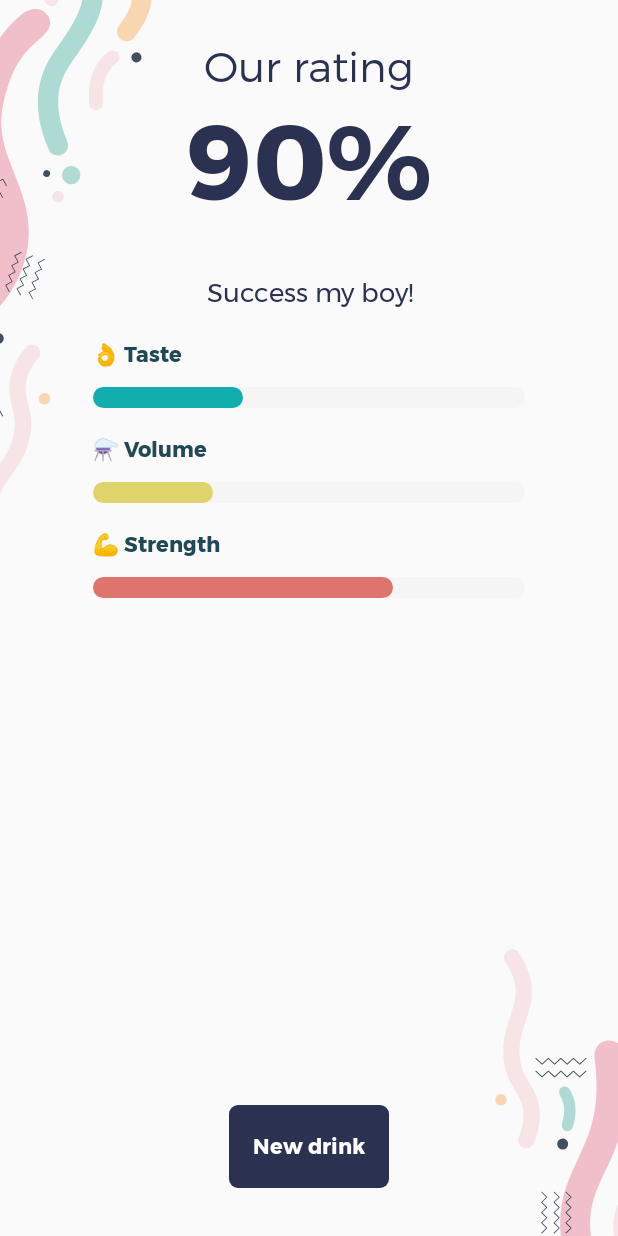
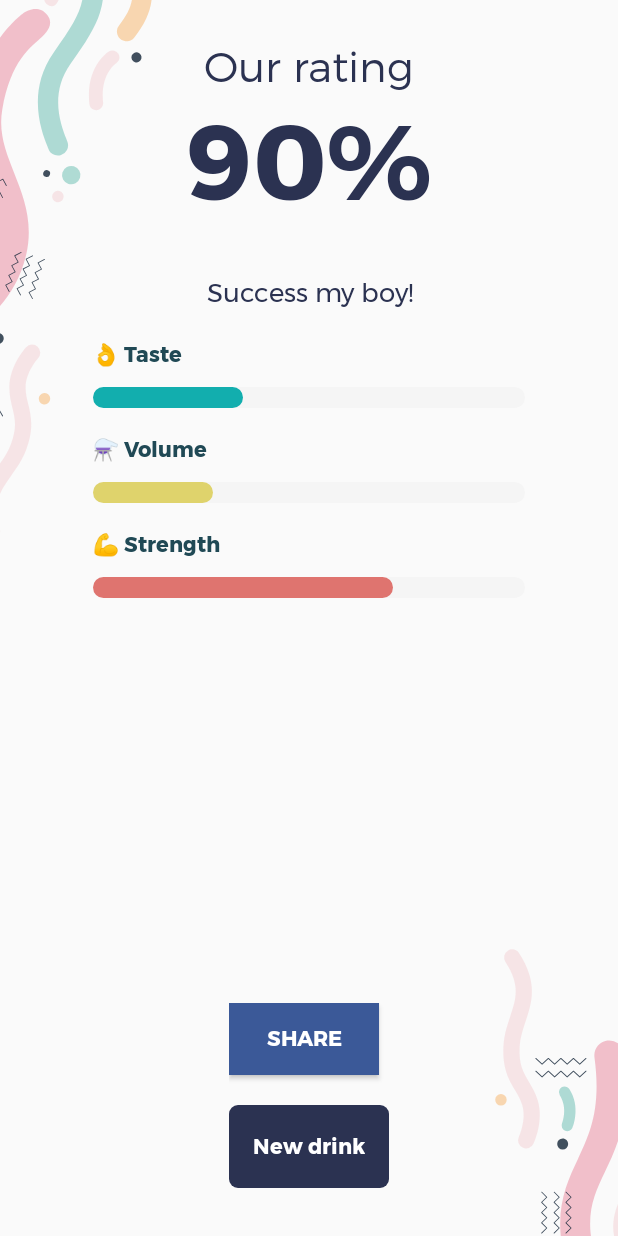
Before and after one commit to mirego/csgames19-competition, an Android app: the layout view_result_dialog.xml on its own in the app's theme, with its tools: preview values and no code run, on a phone screen of 412 x 824 dp. Run offline under Robolectric (Android 15) with nearby library versions, the light colour scheme and no system bars; plain views replace KonfettiView.

Commit message:
add share button

```diff
--- a/android/app/src/main/java/com/csgames/mixparadise/result/ResultDialogFragment.kt
+++ b/android/app/src/main/java/com/csgames/mixparadise/result/ResultDialogFragment.kt
@@ -1,5 +1,6 @@
 package com.csgames.mixparadise.result
 
+import android.content.Intent
 import android.os.Bundle
 import android.view.*
 import androidx.fragment.app.DialogFragment
@@ -25,8 +26,18 @@ class ResultDialogFragment : DialogFragment() {
     override fun onCreateView(inflater: LayoutInflater, container: ViewGroup?, savedInstanceState: Bundle?): View? {
         return inflater.inflate(R.layout.view_result_dialog, container, false).also {
             setupDialogView(it)
+            MixParadiseApplication.resetCounts()
 
-            MixParadiseApplication.resetCounts()
+            it.btnShare.setOnClickListener(object: View.OnClickListener {
+                override fun onClick(view: View?) {
+                    val intent = Intent()
+                    intent.action = Intent.ACTION_SEND
+                    intent.type = "text/plain"
+                    intent.putExtra(Intent.EXTRA_TEXT, serveResponse.rating.comment)
+                    intent.putExtra(Intent.EXTRA_SUBJECT, "Bar review!")
+                    startActivity(Intent.createChooser(intent, "Share via"))
+                }
+            })
         }
     }
 
--- a/android/app/src/main/res/layout/view_result_dialog.xml
+++ b/android/app/src/main/res/layout/view_result_dialog.xml
@@ -203,20 +203,42 @@
 
     </androidx.constraintlayout.widget.ConstraintLayout>
 
-    <TextView
-        android:id="@+id/close"
+    <LinearLayout
         android:layout_width="wrap_content"
         android:layout_height="wrap_content"
+        android:orientation="vertical"
         android:layout_marginBottom="32dp"
-        android:background="@drawable/background_button_dark"
-        android:fontFamily="@font/montserrat_bold"
-        android:foreground="?selectableItemBackground"
-        android:text="@string/new_drink_button"
-        android:textColor="@android:color/white"
-        android:textSize="14sp"
         app:layout_constraintBottom_toBottomOf="parent"
         app:layout_constraintEnd_toEndOf="parent"
-        app:layout_constraintStart_toStartOf="parent" />
+        app:layout_constraintStart_toStartOf="parent">
+
+        <Button
+            android:id="@+id/btnShare"
+            android:layout_width="100dp"
+            android:layout_height="wrap_content"
+            android:layout_marginBottom="20dp"
+            android:background="#3b5998"
+            android:fontFamily="@font/montserrat_bold"
+            android:foreground="?selectableItemBackground"
+            android:textColor="@android:color/white"
+            android:text="Share"/>
+
+        <TextView
+            android:id="@+id/close"
+            android:layout_width="wrap_content"
+            android:layout_height="wrap_content"
+            android:background="@drawable/background_button_dark"
+            android:fontFamily="@font/montserrat_bold"
+            android:foreground="?selectableItemBackground"
+            android:text="@string/new_drink_button"
+            android:textColor="@android:color/white"
+            android:layout_gravity="center"
+            android:textSize="14sp" />
+
+
+    </LinearLayout>
+
+
 
     <nl.dionsegijn.konfetti.KonfettiView
         android:id="@+id/konfettiView"
```
